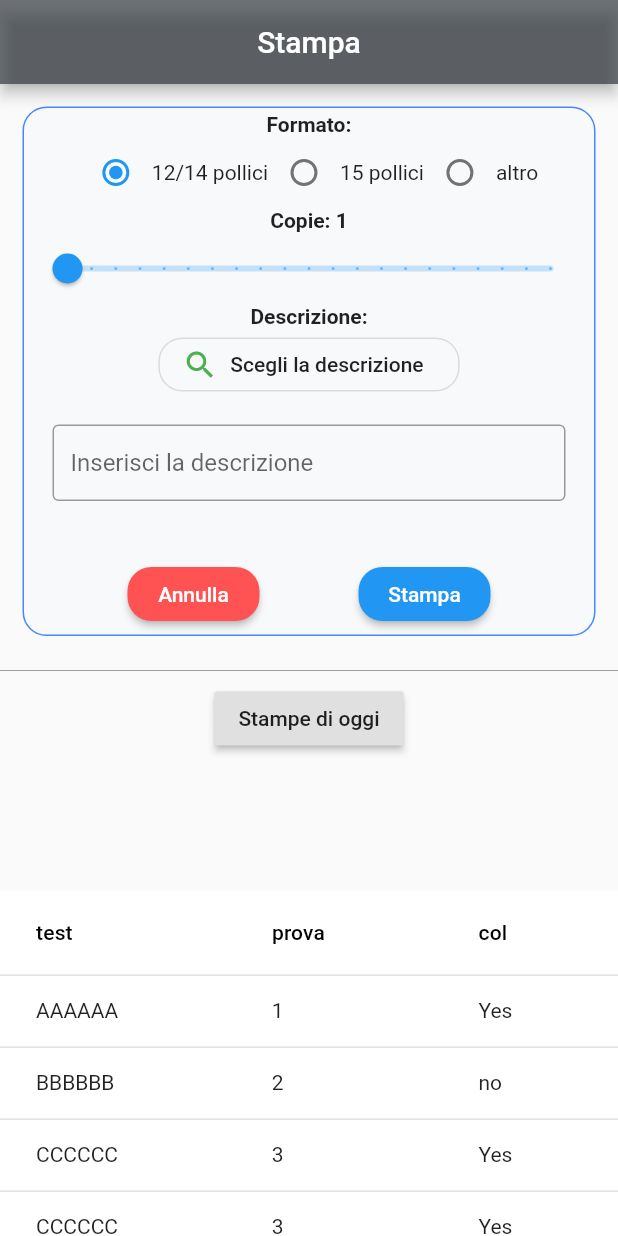
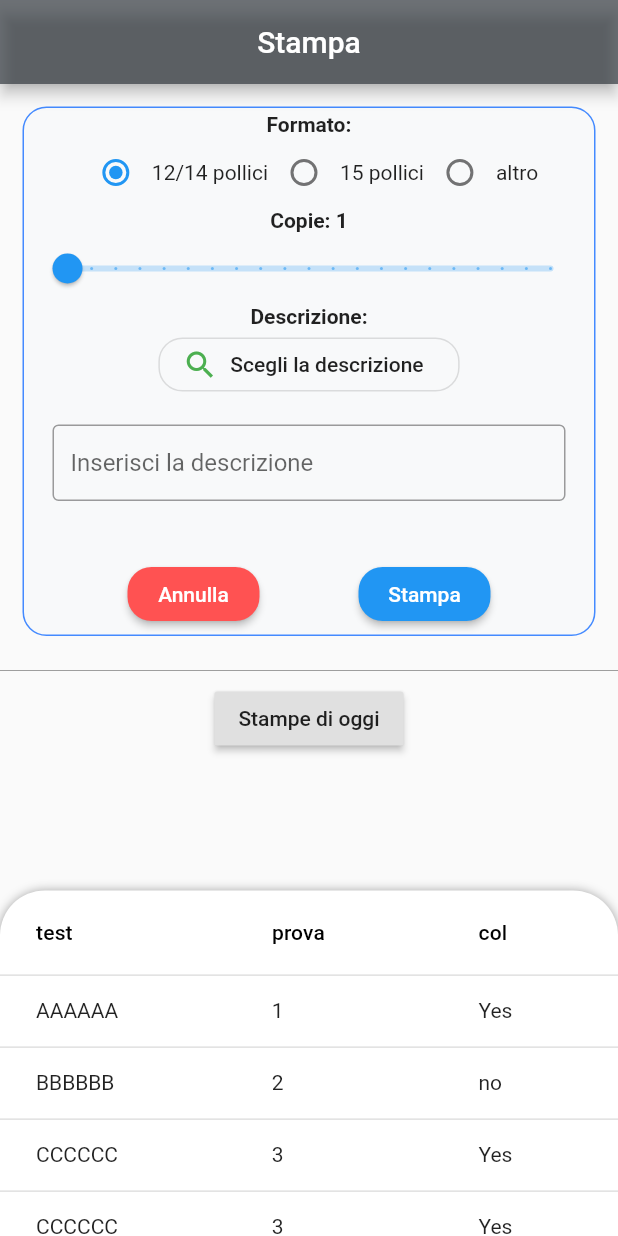
Before and after one commit to nikzanda/Stampa_app, a Flutter app: the screen it shows after launch, on a phone screen of 412 x 824 dp. Run offline on Flutter 3.47's test engine with Material 2 defaults, Android fonts, the phone set to English and light mode, and no system bars; missing offline and left inert: flutter_config.

Commit message:
bordo superiore del DraggableScrollableSheet

```diff
--- a/lib/screens/Stampa.dart
+++ b/lib/screens/Stampa.dart
@@ -103,7 +103,13 @@ class _StampaState extends State<Stampa> {
         .get(FlutterConfig.get('API_BASE_URL') + "storico.php?$queryString");
 
     print(response.body);
+
+    // return response.body;
   } //getTodayPrint
+
+  List<Map<String, String>> getDataTableRows() {
+    return null;
+  } //getDataTableRows
 
   @override
   Widget build(BuildContext context) {
@@ -367,7 +373,18 @@ class _StampaState extends State<Stampa> {
               builder:
                   (BuildContext context, ScrollController scrollController) {
                 return Container(
-                  color: Colors.white,
+                  decoration: BoxDecoration(
+                    borderRadius:
+                        BorderRadius.vertical(top: Radius.circular(30.0)),
+                    color: Colors.white,
+                    boxShadow: [
+                      BoxShadow(
+                        color: Colors.grey,
+                        offset: Offset(0.0, 1.0), //(x,y)
+                        blurRadius: 5.0,
+                      ),
+                    ],
+                  ),
                   child: ListView.builder(
                     controller: scrollController,
                     itemCount: 1,
```
